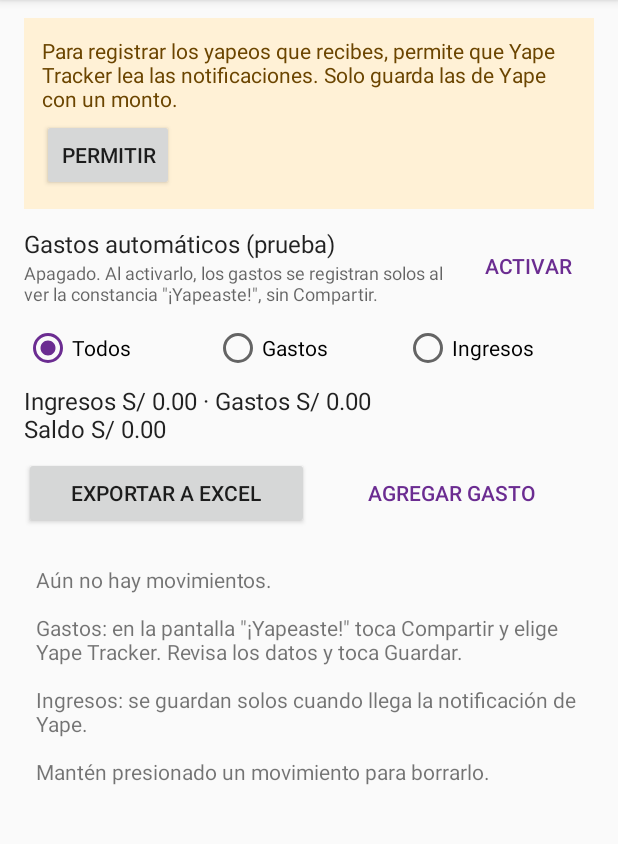
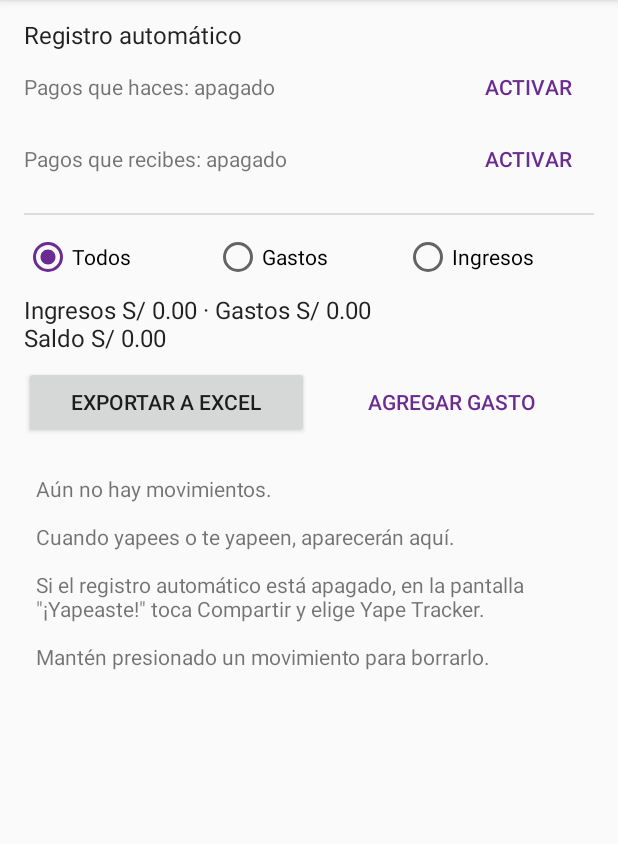
Before and after one commit to yurmont/yape-tracker, an Android app: the screen it shows after launch (MainActivity), on a phone screen of 412 x 824 dp, the part 84-928 px from its top. Run offline under Robolectric (Android 15) with nearby library versions, the phone set to English and light mode, and no system bars.

Commit message:
feat: simple "Registro automático" status, no INTERNET, clearer README
- Main screen: replace the "Gastos automáticos (prueba)" block with
  counters and the yellow notification card by one "Registro
  automático" section: "Pagos que haces" and "Pagos que recibes", each
  with a check or an Activar button. A warning shows only when a
  "¡Yapeaste!" couldn't be read in the last 24 h.
- The accessibility service is now labelled just "Yape Tracker".
- Remove the INTERNET permission that ML Kit adds for usage stats; keep
  ACCESS_NETWORK_STATE, which Android 14+ JobScheduler needs for ML
  Kit's network-constrained job.
- Rewrite the README step by step for non-technical users: install,
  Play Protect, permissions (incl. "Permitir ajustes restringidos"),
  daily use, Excel columns, updates, privacy and troubleshooting.

Co-Authored-By: Claude Opus 5.5 <noreply@anthropic.com>

```diff
--- a/android/app/src/main/java/io/github/yurmont/yapetracker/MainActivity.kt
+++ b/android/app/src/main/java/io/github/yurmont/yapetracker/MainActivity.kt
@@ -27,12 +27,11 @@ import java.util.Locale
 import java.util.TimeZone
 import java.util.concurrent.Executors
 
-/** Launcher screen: the stored movements, totals, Excel export and notification access. */
+/** Launcher screen: automatic-registration status, the stored movements, totals and Excel export. */
 class MainActivity : Activity() {
 
     private lateinit var filterGroup: RadioGroup
     private lateinit var totals: TextView
-    private lateinit var notificationCard: View
     private lateinit var list: ListView
     private val adapter = MovementAdapter()
 
@@ -43,7 +42,6 @@ class MainActivity : Activity() {
         setContentView(R.layout.activity_main)
         filterGroup = findViewById(R.id.filter)
         totals = findViewById(R.id.totals)
-        notificationCard = findViewById(R.id.notification_card)
         list = findViewById(R.id.list)
         list.adapter = adapter
         list.emptyView = findViewById(R.id.empty)
@@ -60,11 +58,11 @@ class MainActivity : Activity() {
         findViewById<Button>(R.id.add).setOnClickListener {
             startActivity(Intent(this, ShareActivity::class.java))
         }
-        findViewById<Button>(R.id.grant_notifications).setOnClickListener {
+        findViewById<Button>(R.id.auto_pay_button).setOnClickListener {
+            startActivity(Intent(Settings.ACTION_ACCESSIBILITY_SETTINGS))
+        }
+        findViewById<Button>(R.id.auto_income_button).setOnClickListener {
             startActivity(Intent(Settings.ACTION_NOTIFICATION_LISTENER_SETTINGS))
-        }
-        findViewById<Button>(R.id.auto_toggle).setOnClickListener {
-            startActivity(Intent(Settings.ACTION_ACCESSIBILITY_SETTINGS))
         }
         list.setOnItemLongClickListener { _, _, position, _ ->
             confirmDelete(adapter.getItem(position))
@@ -74,28 +72,37 @@ class MainActivity : Activity() {
 
     override fun onResume() {
         super.onResume()
-        notificationCard.visibility = if (notificationAccessGranted()) View.GONE else View.VISIBLE
-        refreshAutoCapture()
+        refreshAutomatic()
         refresh()
     }
 
-    private fun refreshAutoCapture() {
-        val on = enabledInSecureList(Settings.Secure.ENABLED_ACCESSIBILITY_SERVICES, YapeScreenService::class.java)
-        val log = AutoCaptureLog(this)
-        val lines = mutableListOf(
+    /** "Registro automático": one line per source, with "Activar" only when it is off. */
+    private fun refreshAutomatic() {
+        val canCapture = android.os.Build.VERSION.SDK_INT >= android.os.Build.VERSION_CODES.R
+        val payOn = canCapture &&
+            enabledInSecureList(Settings.Secure.ENABLED_ACCESSIBILITY_SERVICES, YapeScreenService::class.java)
+        findViewById<TextView>(R.id.auto_pay_status).setText(
             when {
-                android.os.Build.VERSION.SDK_INT < android.os.Build.VERSION_CODES.R -> getString(R.string.auto_needs_android_11)
-                on -> getString(R.string.auto_on)
-                else -> getString(R.string.auto_off)
+                !canCapture -> R.string.auto_pay_old_android
+                payOn -> R.string.auto_pay_on
+                else -> R.string.auto_pay_off
             },
         )
-        if (on || log.events > 0) lines += getString(R.string.auto_stats, log.events, log.captures, log.saved)
-        log.lastMessage?.let { msg ->
-            val ago = android.text.format.DateUtils.getRelativeTimeSpanString(log.lastAt)
-            lines += getString(R.string.auto_last, ago, msg)
+        findViewById<Button>(R.id.auto_pay_button).visibility =
+            if (canCapture && !payOn) View.VISIBLE else View.GONE
+
+        val incomeOn = notificationAccessGranted()
+        findViewById<TextView>(R.id.auto_income_status)
+            .setText(if (incomeOn) R.string.auto_income_on else R.string.auto_income_off)
+        findViewById<Button>(R.id.auto_income_button).visibility = if (incomeOn) View.GONE else View.VISIBLE
+
+        // Warn only about a recent receipt that couldn't be read, so the user can share it instead.
+        val log = AutoCaptureLog(this)
+        val problem = log.problem?.takeIf { payOn && System.currentTimeMillis() - log.problemAt < PROBLEM_SHOWN_MS }
+        findViewById<TextView>(R.id.auto_problem).apply {
+            text = problem?.let { getString(R.string.auto_problem, it) }
+            visibility = if (problem != null) View.VISIBLE else View.GONE
         }
-        findViewById<TextView>(R.id.auto_status).text = lines.joinToString("\n")
-        findViewById<Button>(R.id.auto_toggle).setText(if (on) R.string.auto_settings else R.string.auto_turn_on)
     }
 
     private fun refresh() {
@@ -225,6 +232,7 @@ class MainActivity : Activity() {
 
     private companion object {
         const val REQUEST_EXPORT = 1
+        const val PROBLEM_SHOWN_MS = 24 * 60 * 60 * 1000L
         const val XLSX_MIME = "application/vnd.openxmlformats-officedocument.spreadsheetml.sheet"
         val io = Executors.newSingleThreadExecutor()
     }
--- a/android/app/src/main/res/layout/activity_main.xml
+++ b/android/app/src/main/res/layout/activity_main.xml
@@ -11,65 +11,71 @@
         android:paddingHorizontal="16dp"
         android:paddingTop="12dp">
 
-        <!-- Shown until the app may read notifications (needed for incomes). -->
-        <LinearLayout
-            android:id="@+id/notification_card"
-            android:layout_width="match_parent"
+        <!-- Registro automático: one row per automatic source; "Activar" shows only when it is off. -->
+        <TextView
+            android:layout_width="wrap_content"
             android:layout_height="wrap_content"
-            android:layout_marginBottom="12dp"
-            android:background="@color/warning_bg"
-            android:orientation="vertical"
-            android:padding="12dp">
+            android:text="@string/auto_title"
+            android:textAppearance="@android:style/TextAppearance.Material.Subhead" />
 
-            <TextView
-                android:layout_width="match_parent"
-                android:layout_height="wrap_content"
-                android:text="@string/notification_access_needed"
-                android:textColor="@color/warning_fg" />
-
-            <Button
-                android:id="@+id/grant_notifications"
-                android:layout_width="wrap_content"
-                android:layout_height="wrap_content"
-                android:layout_marginTop="4dp"
-                android:text="@string/notification_access_grant" />
-        </LinearLayout>
-
-        <!-- Automatic expense capture (test feature): status and what the service has seen. -->
         <LinearLayout
             android:layout_width="match_parent"
             android:layout_height="wrap_content"
-            android:layout_marginBottom="12dp"
             android:gravity="center_vertical"
+            android:minHeight="40dp"
             android:orientation="horizontal">
 
-            <LinearLayout
+            <TextView
+                android:id="@+id/auto_pay_status"
                 android:layout_width="0dp"
                 android:layout_height="wrap_content"
-                android:layout_weight="1"
-                android:orientation="vertical">
-
-                <TextView
-                    android:layout_width="wrap_content"
-                    android:layout_height="wrap_content"
-                    android:text="@string/auto_title"
-                    android:textAppearance="@android:style/TextAppearance.Material.Subhead" />
-
-                <TextView
-                    android:id="@+id/auto_status"
-                    android:layout_width="match_parent"
-                    android:layout_height="wrap_content"
-                    android:textAppearance="@android:style/TextAppearance.Material.Caption"
-                    android:textIsSelectable="true" />
-            </LinearLayout>
+                android:layout_weight="1" />
 
             <Button
-                android:id="@+id/auto_toggle"
+                android:id="@+id/auto_pay_button"
                 style="@android:style/Widget.Material.Button.Borderless.Colored"
                 android:layout_width="wrap_content"
                 android:layout_height="wrap_content"
                 android:text="@string/auto_turn_on" />
         </LinearLayout>
+
+        <LinearLayout
+            android:layout_width="match_parent"
+            android:layout_height="wrap_content"
+            android:gravity="center_vertical"
+            android:minHeight="40dp"
+            android:orientation="horizontal">
+
+            <TextView
+                android:id="@+id/auto_income_status"
+                android:layout_width="0dp"
+                android:layout_height="wrap_content"
+                android:layout_weight="1" />
+
+            <Button
+                android:id="@+id/auto_income_button"
+                style="@android:style/Widget.Material.Button.Borderless.Colored"
+                android:layout_width="wrap_content"
+                android:layout_height="wrap_content"
+                android:text="@string/auto_turn_on" />
+        </LinearLayout>
+
+        <!-- Only when the last automatic capture had a problem. -->
+        <TextView
+            android:id="@+id/auto_problem"
+            android:layout_width="match_parent"
+            android:layout_height="wrap_content"
+            android:layout_marginTop="4dp"
+            android:background="@color/warning_bg"
+            android:padding="8dp"
+            android:textColor="@color/warning_fg"
+            android:visibility="gone" />
+
+        <View
+            android:layout_width="match_parent"
+            android:layout_height="1dp"
+            android:layout_marginVertical="12dp"
+            android:background="?android:attr/listDivider" />
 
         <RadioGroup
             android:id="@+id/filter"
--- a/android/app/src/main/res/values/strings.xml
+++ b/android/app/src/main/res/values/strings.xml
@@ -39,27 +39,22 @@
     <string name="dialog_delete_title">Borrar movimiento</string>
     <string name="dialog_delete_message">¿Borrar %1$s? No se puede deshacer.</string>
     <string name="dialog_delete_confirm">Borrar</string>
-    <string name="notification_access_needed">Para registrar los yapeos que recibes, permite que Yape Tracker lea las notificaciones. Solo guarda las de Yape con un monto.</string>
-    <string name="notification_access_grant">Permitir</string>
 
-    <!-- Automatic expense capture (accessibility, test) -->
-    <string name="auto_service_label">Yape Tracker: gastos automáticos</string>
-    <string name="auto_service_description">Registra tus gastos de Yape sin Compartir. Solo mira la app Yape: cuando aparece la constancia \"¡Yapeaste!\", toma una captura interna (no se guarda en tu galería), la lee en el celular y guarda el gasto. No ve ninguna otra app y no envía nada a internet.</string>
-    <string name="auto_title">Gastos automáticos (prueba)</string>
-    <string name="auto_off">Apagado. Al activarlo, los gastos se registran solos al ver la constancia \"¡Yapeaste!\", sin Compartir.</string>
-    <string name="auto_on">Activo. Haz un yapeo y espera la constancia unos segundos.</string>
-    <string name="auto_needs_android_11">Necesita Android 11 o superior.</string>
-    <string name="auto_stats">Eventos de Yape: %1$d · Capturas: %2$d · Guardados: %3$d</string>
-    <string name="auto_last">Último (%1$s): %2$s</string>
+    <!-- Registro automático (main screen) -->
+    <string name="auto_title">Registro automático</string>
     <string name="auto_turn_on">Activar</string>
-    <string name="auto_settings">Ajustes</string>
+    <string name="auto_pay_on">✓ Pagos que haces</string>
+    <string name="auto_pay_off">Pagos que haces: apagado</string>
+    <string name="auto_pay_old_android">Pagos que haces: usa Compartir (necesita Android 11)</string>
+    <string name="auto_income_on">✓ Pagos que recibes</string>
+    <string name="auto_income_off">Pagos que recibes: apagado</string>
+    <string name="auto_problem">El último pago no se registró solo: %1$s Usa Compartir para anotarlo.</string>
+
+    <!-- Accessibility service (pagos que haces) -->
+    <string name="auto_service_label">Yape Tracker</string>
+    <string name="auto_service_description">Anota solos los pagos que haces con Yape. Solo mira la app Yape: cuando aparece \"¡Yapeaste!\", toma una foto interna de la pantalla (no se guarda en tu galería), la lee en el celular y anota el pago. No ve ninguna otra app y no usa internet.</string>
     <string name="auto_toast_saved">Yape Tracker: registrado %1$s</string>
-    <string name="auto_log_connected">Servicio activado.</string>
-    <string name="auto_log_needs_android_11">Este celular no permite capturas internas (requiere Android 11).</string>
-    <string name="auto_log_capture_failed">No se pudo tomar la captura (código %1$d).</string>
-    <string name="auto_log_ocr_failed">No se pudo leer la captura.</string>
-    <string name="auto_log_incomplete">Vi \"¡Yapeaste!\" pero faltó el monto o el número de operación.</string>
-    <string name="auto_log_already">Constancia ya registrada (op %1$s).</string>
-    <string name="auto_log_saved">Guardado %1$s (op %2$s).</string>
-    <string name="empty_usage">Aún no hay movimientos.\n\nGastos: en la pantalla \"¡Yapeaste!\" toca Compartir y elige Yape Tracker. Revisa los datos y toca Guardar.\n\nIngresos: se guardan solos cuando llega la notificación de Yape.\n\nMantén presionado un movimiento para borrarlo.</string>
+    <string name="auto_problem_incomplete">no se pudo leer el monto o el número de operación.</string>
+
+    <string name="empty_usage">Aún no hay movimientos.\n\nCuando yapees o te yapeen, aparecerán aquí.\n\nSi el registro automático está apagado, en la pantalla \"¡Yapeaste!\" toca Compartir y elige Yape Tracker.\n\nMantén presionado un movimiento para borrarlo.</string>
 </resources>
```
Also changed, not shown: android/app/src/main/AndroidManifest.xml (+10 -2 lines), android/app/src/main/java/io/github/yurmont/yapetracker/AutoCaptureLog.kt (+8 -14 lines), android/app/src/main/java/io/github/yurmont/yapetracker/YapeScreenService.kt (+17 -19 lines), 2 other files.
